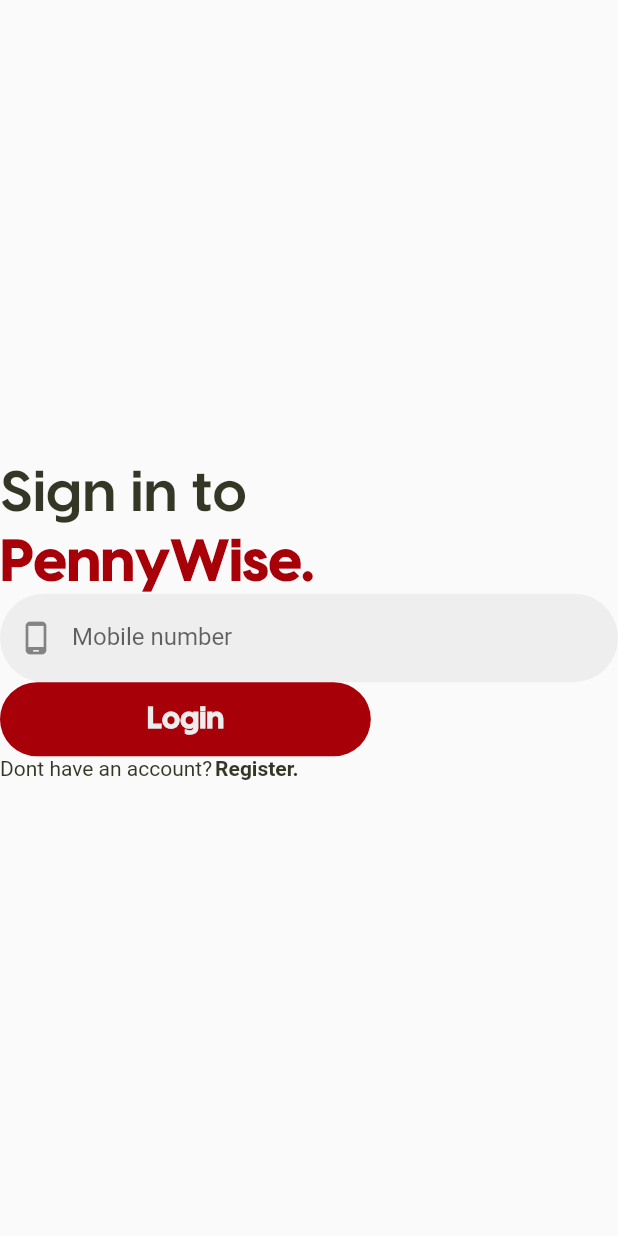
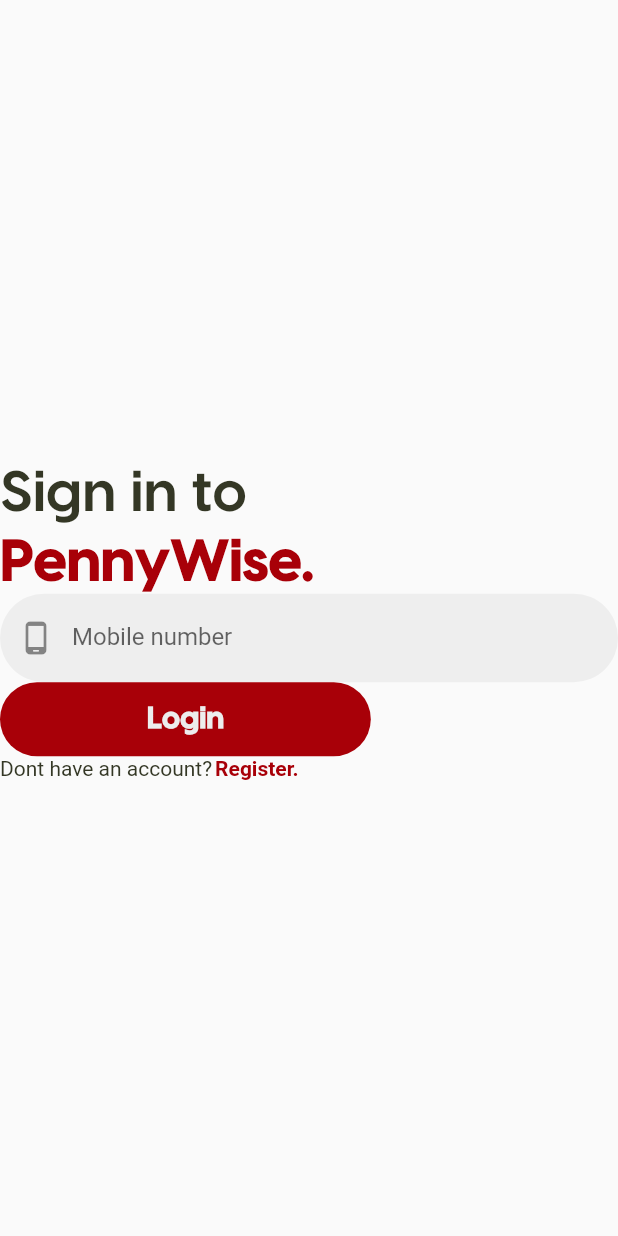
Before and after one commit to chuatomoliver/ojt_repo, a Flutter app: the screen it shows after launch, on a phone screen of 412 x 824 dp. Run offline on Flutter 3.47's test engine with Material 2 defaults, Android fonts, the phone set to English and light mode, and no system bars; missing offline and left inert: dart:ffi.

Commit message:
Added color variations for the reusable text

```diff
--- a/fintech_app/lib/screens/login.dart
+++ b/fintech_app/lib/screens/login.dart
@@ -42,6 +42,7 @@
                 text: 'Dont have an account?',
                 onTap: () {},
                 weight: FontWeight.normal,
+                color: secondaryColor,
               ),
               rowSpacer(
                 width: 2,
@@ -50,6 +51,7 @@
                 text: 'Register.',
                 onTap: () {},
                 weight: FontWeight.bold,
+                color: tertiaryColor,
               )
             ],
           ),
--- a/fintech_app/lib/widgets/widgets.dart
+++ b/fintech_app/lib/widgets/widgets.dart
@@ -95,6 +95,7 @@
 }
 
 Widget smallText({
+  required Color color,
   required String text,
   required void Function() onTap,
   required FontWeight weight,
@@ -105,7 +106,7 @@
       text,
       style: TextStyle(
         fontWeight: weight,
-        color: secondaryColor,
+        color: color,
       ),
     ),
   );
```
